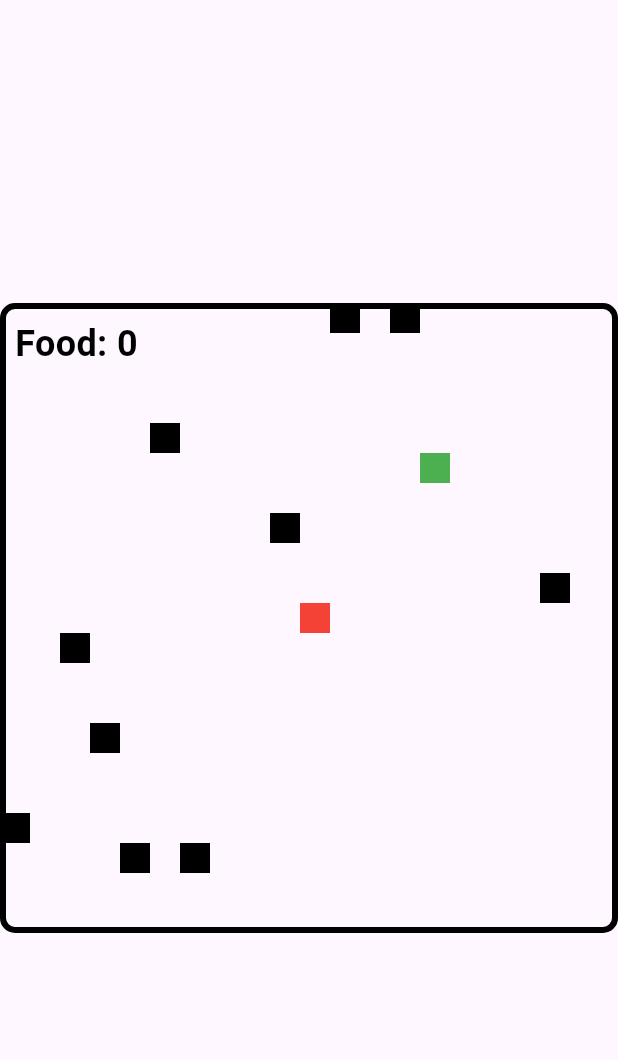
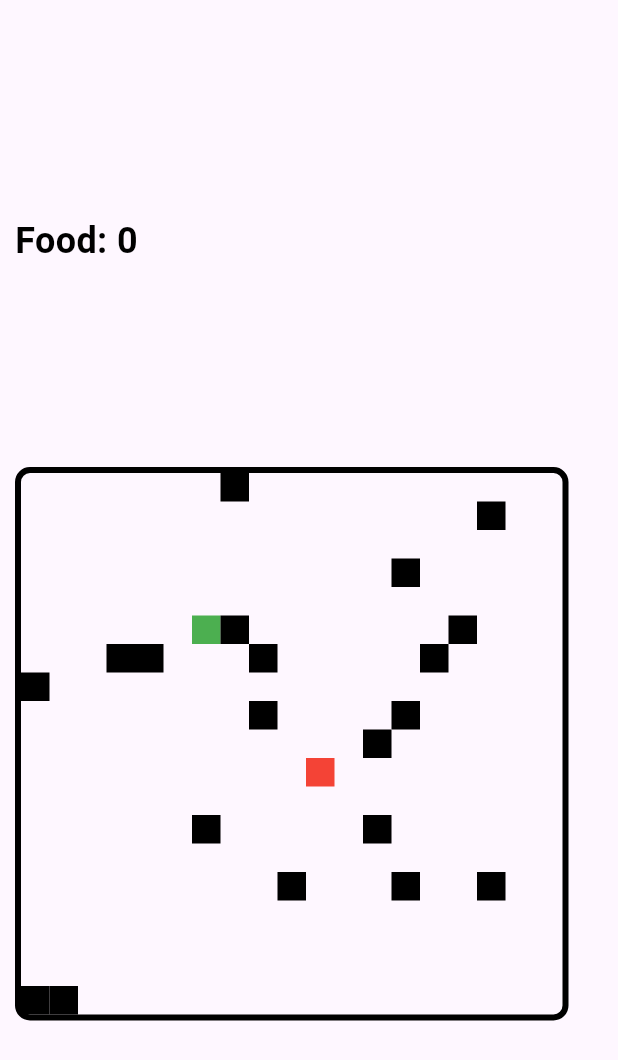
Before and after one commit to bruhfessional/snake_bloc, a Flutter app: the screen it shows after launch, on a phone screen of 412 x 824 dp. Shown: the top 1060 px of the screen. Run offline on Flutter 3.47's test engine with Material 3 defaults, Android fonts, the phone set to English and light mode, and no system bars; our stand-ins replace flutter_bloc.

Commit message:
fix border issue

```diff
--- /dev/null
+++ b/lib/core/utils/constants.dart
@@ -0,0 +1,3 @@
+abstract class AppConstants {
+  static const gridSize = 19.0;
+}
--- a/lib/domain/entities/game_state.dart
+++ b/lib/domain/entities/game_state.dart
@@ -1,5 +1,6 @@
 import 'dart:math';
 import 'package:flutter/material.dart';
+import '../../core/utils/constants.dart';
 import '../enums/direction_enum.dart';
 import 'snake.dart';
 
@@ -28,7 +29,7 @@ class GameState {
       food: initialFood,
       isGameOver: false,
       foodCount: 0,
-      // walls: _generateMaze(20, 20),
+      // walls: _generateMaze(AppConstants.gridSize, AppConstants.gridSize),
       walls: _generateRandomWalls(initialSnake, initialFood),
     );
   }
@@ -76,13 +77,14 @@ class GameState {
   }
 
   static List<Offset> _generateRandomWalls(Snake snake, Offset food,
-      {int count = 10}) {
+      {int count = 20}) {
     Random random = Random();
     Set<Offset> wallPositions = {};
 
     while (wallPositions.length < count) {
-      double x = random.nextInt(20).toDouble();
-      double y = random.nextInt(20).toDouble();
+      // TODO: fix this dumb thing
+      double x = random.nextInt(AppConstants.gridSize.toInt()).toDouble();
+      double y = random.nextInt(AppConstants.gridSize.toInt()).toDouble();
       Offset newWall = Offset(x, y);
 
       // Ensure the new wall does not overlap with the snake or food
--- a/lib/main.dart
+++ b/lib/main.dart
@@ -1,9 +1,7 @@
 import 'package:flutter/material.dart';
 import 'package:flutter_bloc/flutter_bloc.dart';
-import 'package:snake/domain/entities/game_state.dart';
-import 'data/repositories/game_repository.dart';
 import 'presentation/bloc/game_bloc.dart';
-import 'presentation/game_screen.dart';
+import 'presentation/screens/game_screen.dart';
 
 void main() {
   runApp(const SnakeGame());
--- a/lib/presentation/game_screen.dart
+++ /dev/null
@@ -1,111 +0,0 @@
-import 'package:flutter/material.dart';
-import 'package:flutter_bloc/flutter_bloc.dart';
-
-import '../domain/entities/game_state.dart';
-import '../domain/enums/direction_enum.dart';
-import 'bloc/game_bloc.dart';
-
-class GameScreen extends StatelessWidget {
-  const GameScreen({super.key});
-
-  @override
-  Widget build(BuildContext context) {
-    return GestureDetector(
-      onVerticalDragUpdate: (details) {
-        if (details.delta.dy > 0) {
-          context.read<GameBloc>().add(ChangeDirectionEvent(Direction.down));
-        } else {
-          context.read<GameBloc>().add(ChangeDirectionEvent(Direction.up));
-        }
-      },
-      onHorizontalDragUpdate: (details) {
-        if (details.delta.dx > 0) {
-          context.read<GameBloc>().add(ChangeDirectionEvent(Direction.right));
-        } else {
-          context.read<GameBloc>().add(ChangeDirectionEvent(Direction.left));
-        }
-      },
-      child: Scaffold(
-        body: Center(
-          child: Stack(
-            children: [
-              // Border widget
-              Container(
-                width: 420,
-                height: 420,
-                decoration: BoxDecoration(
-                  border: Border.all(color: Colors.black, width: 4),
-                  borderRadius: BorderRadius.circular(10),
-                ),
-              ),
-              // Game area
-              BlocBuilder<GameBloc, GameState>(
-                builder: (context, state) {
-                  return CustomPaint(
-                    size: const Size(400, 400),
-                    painter: GamePainter(
-                      state.snake.segments,
-                      state.food,
-                      state.walls,
-                    ), // Pass walls
-                  );
-                },
-              ),
-              // Food counter
-              Positioned(
-                top: 10,
-                left: 10,
-                child: BlocBuilder<GameBloc, GameState>(
-                  builder: (context, state) {
-                    return Text(
-                      'Food: ${state.foodCount}',
-                      style: const TextStyle(
-                        fontSize: 24,
-                        color: Colors.black,
-                        fontWeight: FontWeight.bold,
-                      ),
-                    );
-                  },
-                ),
-              ),
-            ],
-          ),
-        ),
-      ),
-    );
-  }
-}
-
-class GamePainter extends CustomPainter {
-  final List<Offset> snake;
-  final Offset food;
-  final List<Offset> walls; // Add walls parameter
-
-  GamePainter(this.snake, this.food, this.walls);
-
-  @override
-  void paint(Canvas canvas, Size size) {
-    final paint = Paint()..color = Colors.green;
-
-    // Draw snake
-    for (var segment in snake) {
-      canvas.drawRect(
-          Rect.fromLTWH(segment.dx * 20, segment.dy * 20, 20, 20), paint);
-    }
-
-    // Draw food
-    paint.color = Colors.red;
-    canvas.drawRect(Rect.fromLTWH(food.dx * 20, food.dy * 20, 20, 20), paint);
-
-    // Draw walls
-    paint.color = Colors.black; // Color for walls
-    for (var wall in walls) {
-      canvas.drawRect(Rect.fromLTWH(wall.dx * 20, wall.dy * 20, 20, 20), paint);
-    }
-  }
-
-  @override
-  bool shouldRepaint(covariant CustomPainter oldDelegate) {
-    return true;
-  }
-}
--- /dev/null
+++ b/lib/presentation/screens/game_screen.dart
@@ -0,0 +1,76 @@
+import 'package:flutter/material.dart';
+import 'package:flutter_bloc/flutter_bloc.dart';
+import 'package:snake/presentation/widgets/game_painter.dart';
+
+import '../../core/utils/constants.dart';
+import '../../domain/entities/game_state.dart';
+import '../../domain/enums/direction_enum.dart';
+import '../bloc/game_bloc.dart';
+
+class GameScreen extends StatelessWidget {
+  const GameScreen({super.key});
+
+  @override
+  Widget build(BuildContext context) {
+    return GestureDetector(
+      onVerticalDragUpdate: (details) {
+        if (details.delta.dy > 0) {
+          context.read<GameBloc>().add(ChangeDirectionEvent(Direction.down));
+        } else {
+          context.read<GameBloc>().add(ChangeDirectionEvent(Direction.up));
+        }
+      },
+      onHorizontalDragUpdate: (details) {
+        if (details.delta.dx > 0) {
+          context.read<GameBloc>().add(ChangeDirectionEvent(Direction.right));
+        } else {
+          context.read<GameBloc>().add(ChangeDirectionEvent(Direction.left));
+        }
+      },
+      child: Scaffold(
+        body: Padding(
+          padding: const EdgeInsets.symmetric(vertical: 10, horizontal: 10),
+          child: BlocBuilder<GameBloc, GameState>(
+            builder: (context, state) {
+              return Column(
+                mainAxisAlignment: MainAxisAlignment.spaceEvenly,
+                crossAxisAlignment: CrossAxisAlignment.start,
+                children: [
+                  // Food counter
+                  Text(
+                    'Food: ${state.foodCount}',
+                    style: const TextStyle(
+                      fontSize: 24,
+                      color: Colors.black,
+                      fontWeight: FontWeight.bold,
+                    ),
+                  ),
+
+                  // Border widget
+                  Container(
+                    // width: 400,
+                    // height: 400,
+                    decoration: BoxDecoration(
+                      border: Border.all(color: Colors.black, width: 4),
+                      borderRadius: BorderRadius.circular(10),
+                    ),
+                    child: CustomPaint(
+                      size: const Size(
+                          AppConstants.gridSize * AppConstants.gridSize,
+                          AppConstants.gridSize * AppConstants.gridSize),
+                      painter: GamePainter(
+                        state.snake.segments,
+                        state.food,
+                        state.walls,
+                      ), // Pass walls
+                    ),
+                  ),
+                ],
+              );
+            },
+          ),
+        ),
+      ),
+    );
+  }
+}
```
Also changed, not shown: lib/data/repositories/game_repository.dart (deleted, +0 -14 lines), lib/domain/entities/snake.dart (+5 -4 lines), lib/presentation/bloc/game_bloc.dart (+6 -5 lines), lib/presentation/widgets/game_painter.dart (added, +54 -0 lines).
